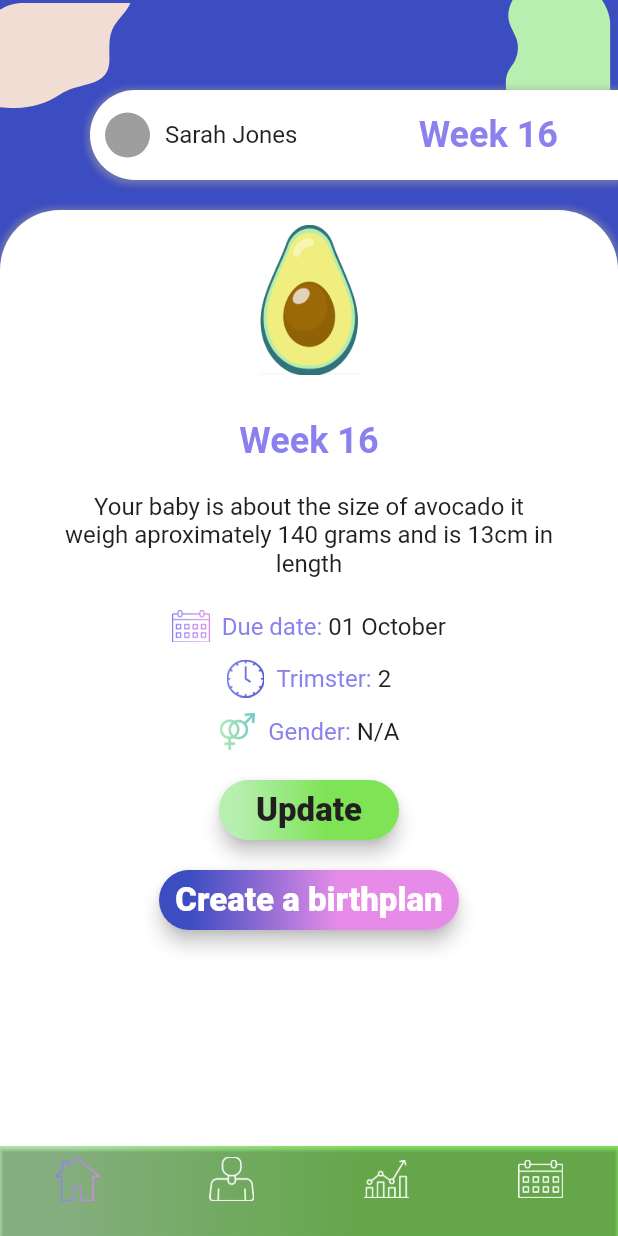
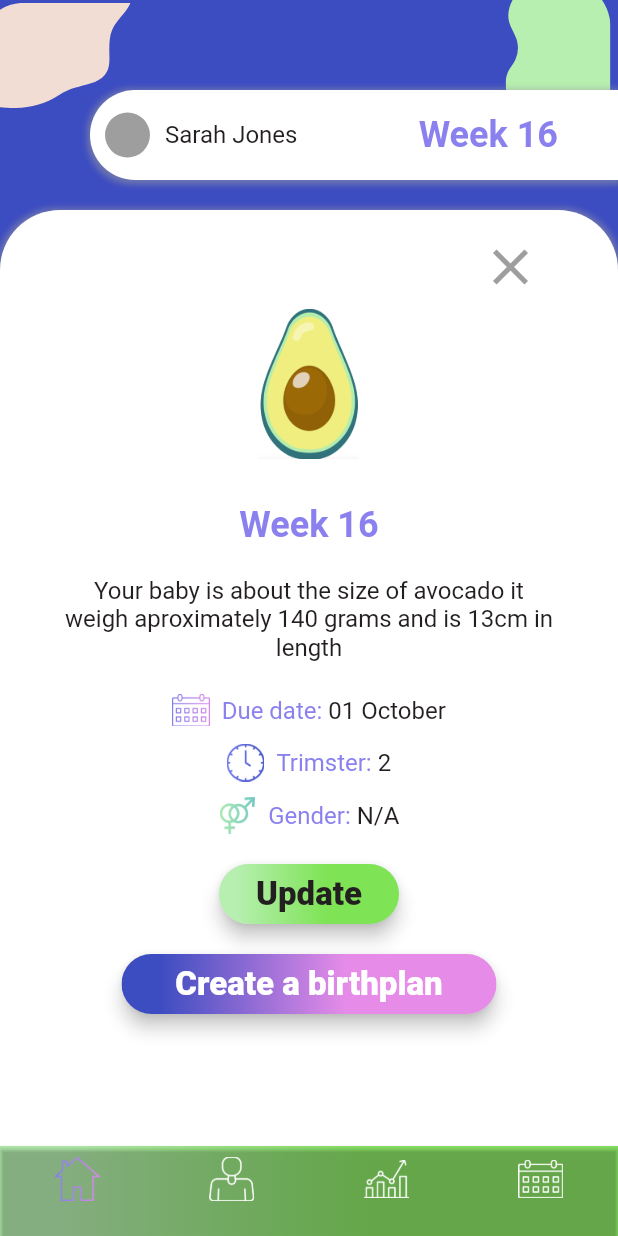
Before and after one commit to Sarthak261995/LincusMaternityFlutter, a Flutter app: the HomePage screen opened directly, after a tap on "More", on a phone screen of 412 x 824 dp. Run offline on Flutter 3.47's test engine with Material 2 defaults, Android fonts, the light colour scheme and no system bars; our stand-ins replace flutter_mobx, flutter_svg, get_it, mobx, progress_dialog, shared_preferences and 1 more; missing offline and left inert: gradient_progress; accounts and stored records are empty; generated files the repository leaves out were written again; project files that could hold a hidden picture were left out.

Commit message:
design changes

```diff
--- a/lib/ui/pages/home_page.dart
+++ b/lib/ui/pages/home_page.dart
@@ -54,7 +54,7 @@ class _HomePageState extends BasePageState<HomePage> {
         currentIndex: _selectedIndex,
         onTap: (index) {
           setState(() {
-            _selectedIndex = index;
+            if (_selectedIndex != index) _selectedIndex = index;
           });
         },
         backgroundColor: Colors.transparent,
--- a/lib/ui/widgets/hometabs/home_tab_view.dart
+++ b/lib/ui/widgets/hometabs/home_tab_view.dart
@@ -73,7 +73,7 @@ class _HomeTabViewState extends State<HomeTabView> {
                     stops: [0.1, 0.6]),
                 borderRadius: BorderRadius.circular(30.0)),
             child: Container(
-              constraints: BoxConstraints(maxWidth: 200.0, minHeight: 40.0),
+              constraints: BoxConstraints(maxWidth: 250.0, minHeight: 40.0),
               alignment: Alignment.center,
               child: Text(
                 "Create a birthplan",
@@ -143,7 +143,28 @@ class _HomeTabViewState extends State<HomeTabView> {
           SizedBox(
             height: 20,
           ),
-          GradientCircularProgressIndicator(
+          SizedBox(
+            height: 200,
+            width: 200,
+            child: Container(
+                child: Stack(
+              children: <Widget>[
+                Center(
+                  child: GradientCircularProgressIndicator(
+                      gradientColors: [
+                        appGreenColor,
+                        appLightGreenColor,
+                        appGreenColor,
+                        appLightGreenColor
+                      ],
+                      radius: 100,
+                      strokeWidth: 7,
+                      strokeRound: true,
+                      backgroundColor: Colors.grey,
+                      value: 0.95),
+                ),
+                Center(
+                  child: GradientCircularProgressIndicator(
                       gradientColors: [
                         appGreenColor,
                         appLightGreenColor,
@@ -155,12 +176,51 @@ class _HomeTabViewState extends State<HomeTabView> {
                       strokeRound: true,
                       backgroundColor: Colors.grey,
                       value: 0.95),
+                ),
+                Center(
+                  child: Column(
+                    mainAxisAlignment: MainAxisAlignment.center,
+                    children: <Widget>[
+                      Text(
+                        '8/10',
+                        style: TextStyle(
+                            color: Colors.white,
+                            fontSize: 40,
+                            fontWeight: FontWeight.w900),
+                      ),
+                      SizedBox(
+                        height: 10,
+                      ),
+                      Text(
+                        'Last updated',
+                        style: TextStyle(
+                            color: Colors.white,
+                            fontSize: fontSizeLarge,
+                            fontWeight: FontWeight.normal),
+                      ),
+                      Text(
+                        '15.2.2020',
+                        style: TextStyle(
+                            color: Colors.white,
+                            fontSize: fontSizeLarge,
+                            fontWeight: FontWeight.normal),
+                      )
+                    ],
+                  ),
+                )
+              ],
+            )),
+          ),
           SizedBox(
             height: 20,
           ),
           Expanded(
               child: Container(
-                padding: EdgeInsets.all(10),
+            child: Align(
+              alignment: Alignment.bottomCenter,
+              child: Container(
+                  height: 300,
+                  padding: EdgeInsets.fromLTRB(10, 20, 10, 10),
                   alignment: Alignment.topCenter,
                   decoration: BoxDecoration(
                       shape: BoxShape.rectangle,
@@ -208,14 +268,15 @@ class _HomeTabViewState extends State<HomeTabView> {
                                 fontSize: fontSizeLarge),
                           ),
                           SizedBox(
-                          height: 10,
+                            height: 20,
                           ),
                           buildMoreButton(),
                         ],
                       ),
                     ),
                   )),
-          )
+            ),
+          ))
         ],
       );
     }
@@ -250,6 +311,21 @@ class _HomeTabViewState extends State<HomeTabView> {
                   child: Column(
                     crossAxisAlignment: CrossAxisAlignment.center,
                     children: <Widget>[
+                      Align(
+                        alignment: Alignment(0.8, 0.5),
+                        child: IconButton(
+                          iconSize: 40.0,
+                          icon: Icon(
+                            Icons.close_outlined,
+                            color: Colors.grey,
+                          ),
+                          onPressed: () {
+                            setState(() {
+                              _wellBeingVisible = true;
+                            });
+                          },
+                        ),
+                      ),
                       Image.asset(
                         'assets/images/Avacado.png',
                         width: 100,
```
Lines whose indentation alone changed are shown as unchanged.
